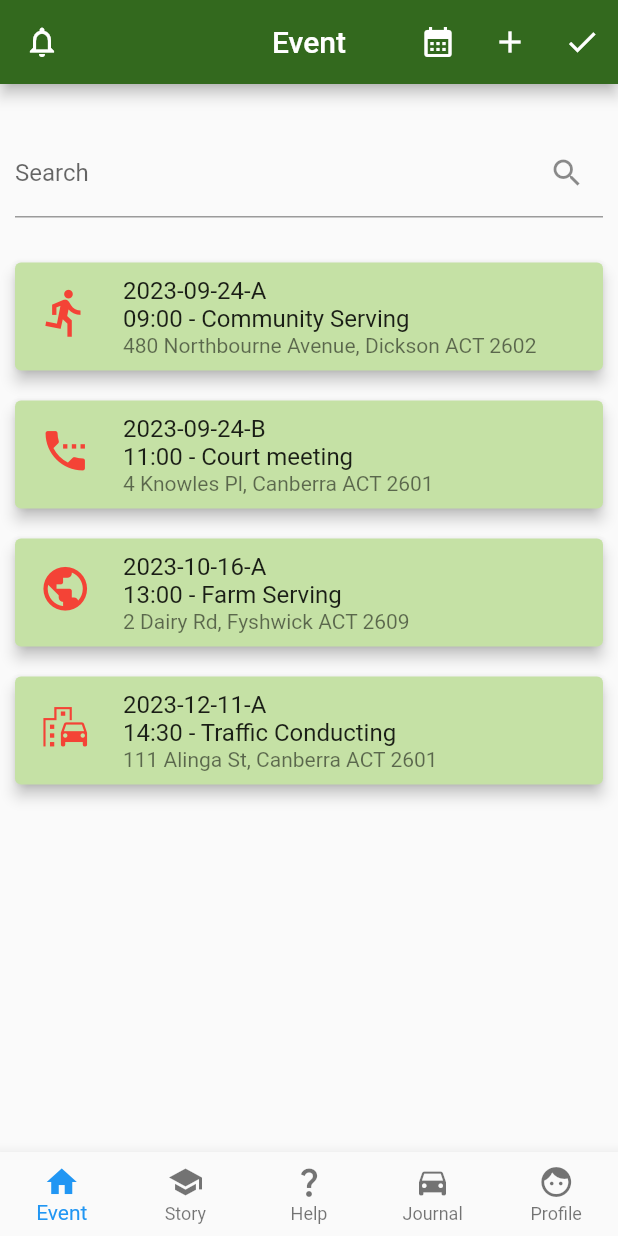
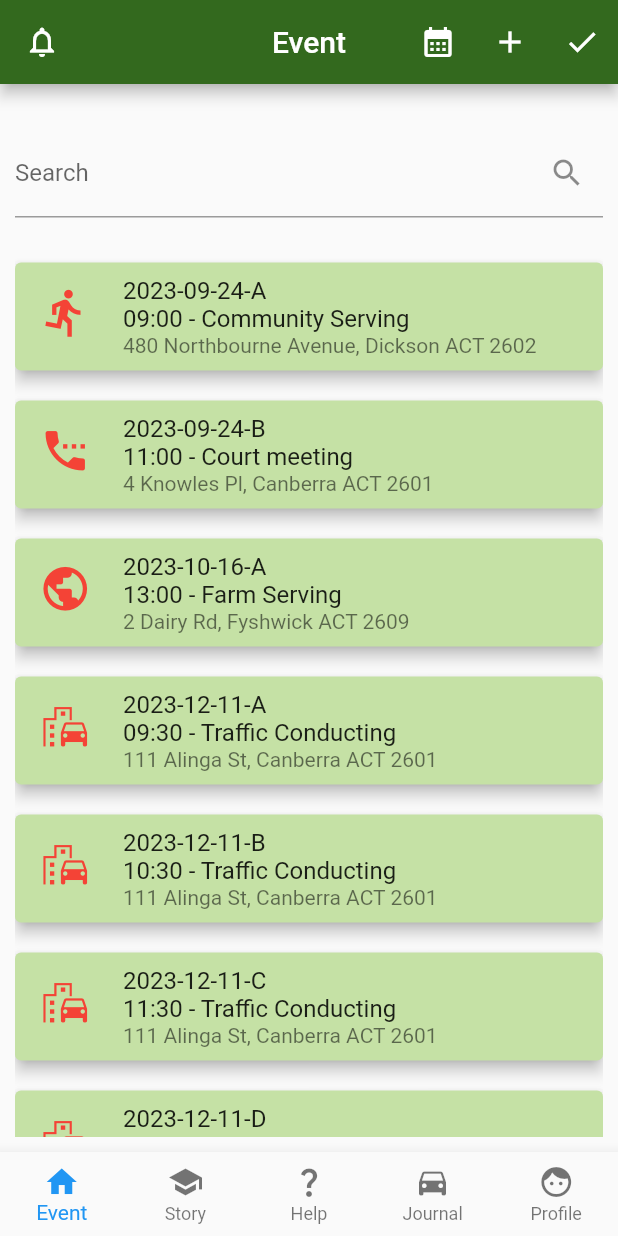
Before and after one commit to ZedChen0034/Con-nected, a Flutter app: the screen it shows after launch, on a phone screen of 412 x 824 dp. Run offline on Flutter 3.47's test engine with Material 2 defaults, Android fonts, the phone set to English and light mode, and no system bars; our stand-ins replace table_calendar; missing offline and left inert: dart:ffi.

Commit message:
felix event

```diff
--- a/lib/main.dart
+++ b/lib/main.dart
@@ -6,9 +6,12 @@
 // https://stackoverflow.com/questions/57941227/how-to-add-icon-to-appbar-in-flutter
 // https://stackoverflow.com/questions/56890400/set-color-on-active-item-in-a-bottomnavigationbartype-fixed
 // https://api.flutter.dev/flutter/material/Colors-class.html
+// https://www.courts.act.gov.au/supreme/about-the-courts/judiciary/Chronological-list-of-Former-and-Current-Judges,-Associate-Judge-and-Masters
 
 import 'package:flutter/material.dart';
-import 'package:con_nected/calendar.dart';
+import 'calendar.dart';
+import 'detail.dart';
+import 'note.dart';
 
 void main() {
   runApp(const MyApp());
@@ -25,11 +28,8 @@ class MyApp extends StatelessWidget {
       title: 'Event-0',
       home: HomePage(),
     );
-
   }
 }
-
-/// Flutter code sample for [NavigationBar].
 
 class NavigationBarApp extends StatelessWidget {
   const NavigationBarApp({super.key});
@@ -120,8 +120,6 @@ class _NavigationExampleState extends State<NavigationExample> {
   }
 }
 
-
-
 class HomePage extends StatefulWidget {
   const HomePage({Key? key}) : super(key: key);
 
@@ -130,29 +128,22 @@ class HomePage extends StatefulWidget {
 }
 
 class _HomePageState extends State<HomePage> {
-  final List<Map<String, dynamic>> _allUsers = [
-    {"id": "2023-09-24-A", "picture": Icons.directions_run, "name": "09:00 - Community Serving", "address": "480 Northbourne Avenue, Dickson ACT 2602"},
-    {"id": "2023-09-24-B", "picture": Icons.settings_phone, "name": "11:00 - Court meeting", "address": "4 Knowles Pl, Canberra ACT 2601"},
-    {"id": "2023-10-16-A", "picture": Icons.public, "name": "13:00 - Farm Serving", "address": "2 Dairy Rd, Fyshwick ACT 2609"},
-    {"id": "2023-12-11-A", "picture": Icons.emoji_transportation, "name": "14:30 - Traffic Conducting", "address": "111 Alinga St, Canberra ACT 2601"},
-  ];
 
-  List<Map<String, dynamic>> _foundUsers = [];
+  List<Note> ALL = Note.SCRIPT;
+  List<dynamic> FOUND = [];
+
   @override
   initState() {
-    _foundUsers = _allUsers;
+    FOUND = ALL;
     super.initState();
   }
 
   void _runFilter(String enteredKeyword) {
-    List<Map<String, dynamic>> results = [];
-    if (enteredKeyword.isEmpty) {results = _allUsers;}
-    else {results = _allUsers.where((user) => user["id"].toLowerCase().contains(enteredKeyword.toLowerCase())).toList()+_allUsers.where((user) => user["name"].toLowerCase().contains(enteredKeyword.toLowerCase())).toList()+_allUsers.where((user) => user["address"].toLowerCase().contains(enteredKeyword.toLowerCase())).toList();}
-
-    setState(() {_foundUsers = results;});
-
+    List<dynamic> results = [];
+    if (enteredKeyword.isEmpty) {results = ALL;}
+    else {results = ALL.where((user) => user.id.toLowerCase().contains(enteredKeyword.toLowerCase())).toList()+ALL.where((user) => user.name.toLowerCase().contains(enteredKeyword.toLowerCase())).toList()+ALL.where((user) => user.address.toLowerCase().contains(enteredKeyword.toLowerCase())).toList();}
+    setState(() {FOUND = results;});
   }
-
 
   @override
   Widget build(BuildContext context) {
@@ -160,7 +151,7 @@ class _HomePageState extends State<HomePage> {
     return Scaffold(
       appBar: AppBar(
         centerTitle: true,
-        title: const Text('Event'),
+        title: Text('Event'),
         backgroundColor: Colors.lightGreen[900],
         leading:
           IconButton(
@@ -203,22 +194,31 @@ class _HomePageState extends State<HomePage> {
               height: 20,
             ),
             Expanded(
-              child: _foundUsers.isNotEmpty
+              child: FOUND.isNotEmpty
                   ? ListView.builder(
-                itemCount: _foundUsers.length,
+                itemCount: FOUND.length,
                 itemBuilder: (context, index) => Card(
-                  key: ValueKey(_foundUsers[index]["id"]),
+                  key: ValueKey(FOUND[index].id),
                   color: Colors.lightGreen[200],
                   elevation: 4,
                   margin: const EdgeInsets.symmetric(vertical: 10),
                   child: ListTile(
                     leading: Icon(
-                      _foundUsers[index]['picture'],
+                      FOUND[index].picture,
                       color: Colors.red,
                       size: 35,
                     ),
-                    title: Text(_foundUsers[index]["id"]+'\n'+_foundUsers[index]['name'],),
-                    subtitle: Text(_foundUsers[index]['address']),
+                    title: Text(FOUND[index].id+'\n'+FOUND[index].time+" - "+FOUND[index].name,),
+                    subtitle: Text(FOUND[index].address),
+                    onTap: () {
+                      Navigator.push(
+                        context,
+                        MaterialPageRoute(
+                          builder: (context) => Detail(),
+                          settings: RouteSettings(arguments: FOUND[index]),
+                        ),
+                      );
+                    },
                   ),
                 ),
               )
--- /dev/null
+++ b/lib/note.dart
@@ -0,0 +1,88 @@
+import 'package:flutter/material.dart';
+
+class Note {
+  String id;
+  var picture;
+  String time;
+  String name;
+  String address;
+  String attendance;
+  String host;
+
+  Note({
+    required this.id,
+    required this.picture,
+    required this.time,
+    required this.name,
+    required this.address,
+    required this.attendance,
+    required this.host
+  });
+
+  static List<Note> SCRIPT = [
+    Note(id: "2023-09-24-A",
+        picture: Icons.directions_run,
+        time: "09:00",
+        name: "Community Serving",
+        address: "480 Northbourne Avenue, Dickson ACT 2602",
+        attendance: "Compulsory (Must)",
+        host: "TAYLOR, Louise"),
+
+    Note(id: "2023-09-24-B",
+        picture: Icons.settings_phone,
+        time: "11:00",
+        name: "Court meeting",
+        address: "4 Knowles Pl, Canberra ACT 2601",
+        attendance: "Compulsory (Must)",
+        host: "LUKIN, Lionel Oscar"),
+
+    Note(id: "2023-10-16-A",
+        picture: Icons.public,
+        time: "13:00",
+        name: "Farm Serving",
+        address: "2 Dairy Rd, Fyshwick ACT 2609",
+        attendance: "Optional (Free)",
+        host: "O'SULLIVAN, Patrick"),
+
+    Note(id: "2023-12-11-A",
+        picture: Icons.emoji_transportation,
+        time: "09:30",
+        name: "Traffic Conducting",
+        address: "111 Alinga St, Canberra ACT 2601",
+        attendance: "Optional (Free)",
+        host: "HULME, Robert"),
+
+    Note(id: "2023-12-11-B",
+        picture: Icons.emoji_transportation,
+        time: "10:30",
+        name: "Traffic Conducting",
+        address: "111 Alinga St, Canberra ACT 2601",
+        attendance: "Optional (Free)",
+        host: "HULME, Robert"),
+
+    Note(id: "2023-12-11-C",
+        picture: Icons.emoji_transportation,
+        time: "11:30",
+        name: "Traffic Conducting",
+        address: "111 Alinga St, Canberra ACT 2601",
+        attendance: "Optional (Free)",
+        host: "HULME, Robert"),
+
+    Note(id: "2023-12-11-D",
+        picture: Icons.emoji_transportation,
+        time: "12:30",
+        name: "Traffic Conducting",
+        address: "111 Alinga St, Canberra ACT 2601",
+        attendance: "Optional (Free)",
+        host: "HULME, Robert"),
+
+    Note(id: "2023-12-11-E",
+        picture: Icons.emoji_transportation,
+        time: "13:30",
+        name: "Traffic Conducting",
+        address: "111 Alinga St, Canberra ACT 2601",
+        attendance: "Optional (Free)",
+        host: "HULME, Robert"),
+
+  ];
+}
--- a/pubspec.yaml
+++ b/pubspec.yaml
@@ -30,7 +30,7 @@ environment:
 dependencies:
   flutter:
     sdk: flutter
-
+  url_launcher: ^6.1.14
 
   # The following adds the Cupertino Icons font to your application.
   # Use with the CupertinoIcons class for iOS style icons.
```
Also changed, not shown: lib/TaskDetailPage.dart (added, +128 -0 lines), lib/detail.dart (added, +65 -0 lines), lib/edit_task_screen.dart (added, +94 -0 lines), lib/history_page.dart (added, +120 -0 lines), lib/main for history.dart (added, +17 -0 lines), lib/new_task_screen.dart (added, +96 -0 lines), lib/task.dart (added, +7 -0 lines), pubspec.lock, 7 other files.
